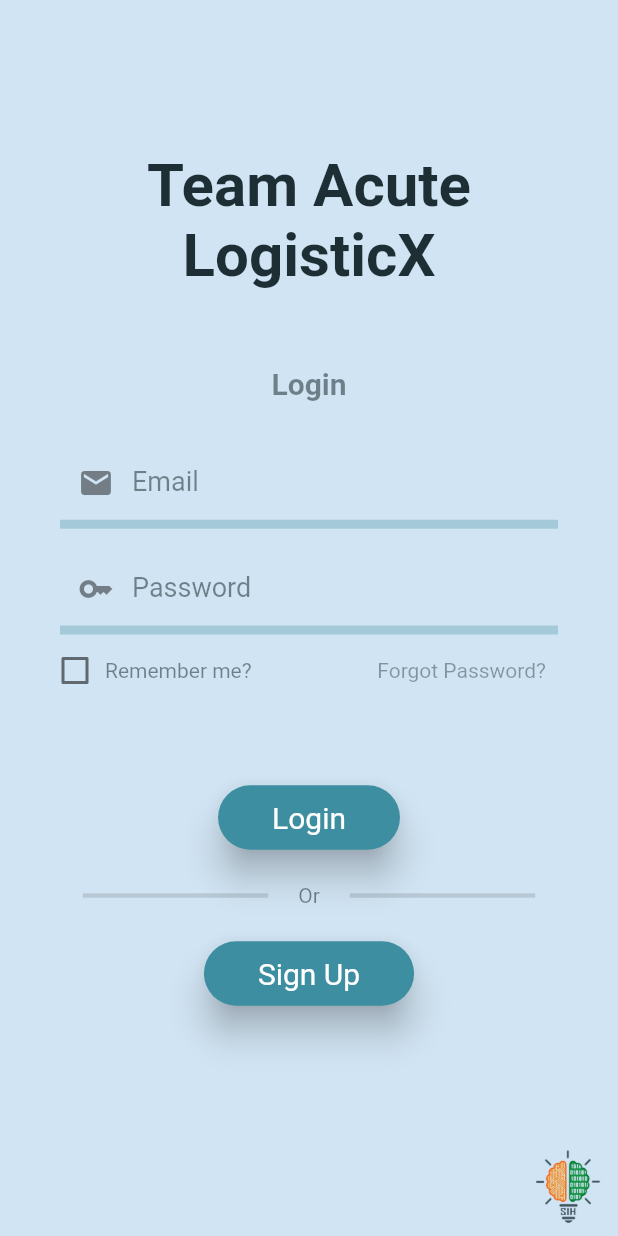
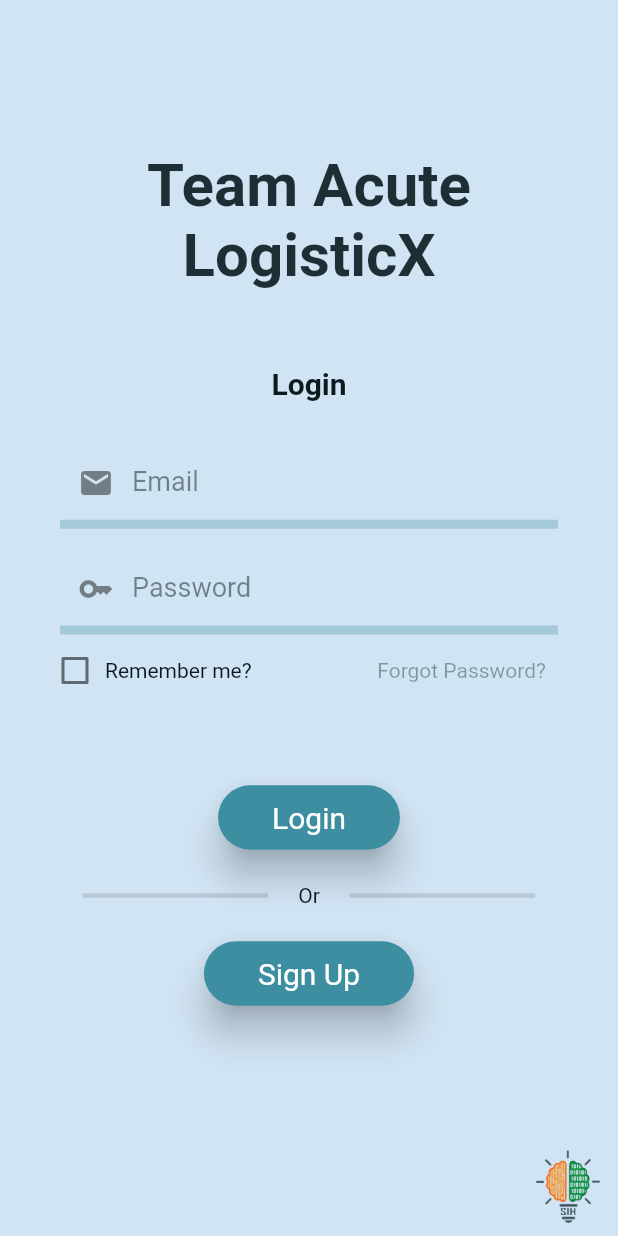
Before and after one commit to cscipher/sih_tal, a Flutter app: the screen it shows after launch, on a phone screen of 412 x 824 dp. Run offline on Flutter 3.47's test engine with Material 2 defaults, Android fonts, the light colour scheme and no system bars.

Commit message:
theme colors update

```diff
--- a/lib/theme/theme.dart
+++ b/lib/theme/theme.dart
@@ -7,9 +7,15 @@ class CustomTheme {
         iconTheme: IconThemeData(color: textColor),
         textTheme: TextTheme(
           headline1: TextStyle(color: textColor),
-          headline2: TextStyle(color: subTextColor),
+          headline2: TextStyle(color: textColor),
           bodyText1: TextStyle(color: textColor),
-          bodyText2: TextStyle(color: subTextColor),
+          bodyText2: TextStyle(color: textColor),
+        ),
+        appBarTheme: AppBarTheme(
+          color: primaryColor,
+          textTheme: TextTheme(
+            headline1: TextStyle(color: Colors.white),
+          ),
         ),
         primaryColor: primaryColor,
         backgroundColor: secondaryColor,
```
